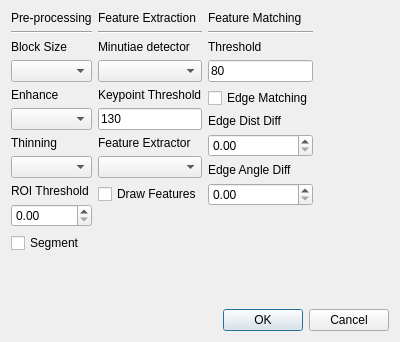
Qt form Proyecto-Final/configdialog.ui (nlandau91/Proyecto-Final) before a commit.
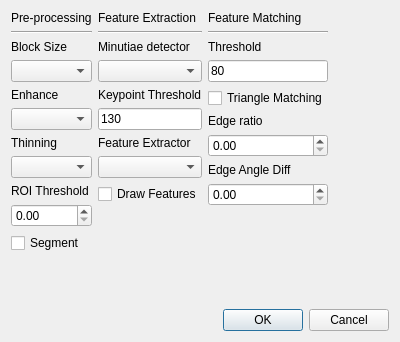
The same form after that commit.

What changed in the file:
```diff
--- a/Proyecto-Final/configdialog.ui
+++ b/Proyecto-Final/configdialog.ui
@@ -244,14 +244,14 @@
        <item>
         <widget class="QCheckBox" name="checkBox_edgeMatching">
          <property name="text">
-          <string>Edge Matching</string>
+          <string>Triangle Matching</string>
          </property>
         </widget>
        </item>
        <item>
         <widget class="QLabel" name="label_12">
          <property name="text">
-          <string>Edge Dist Diff</string>
+          <string>Edge ratio</string>
          </property>
         </widget>
        </item>
```
